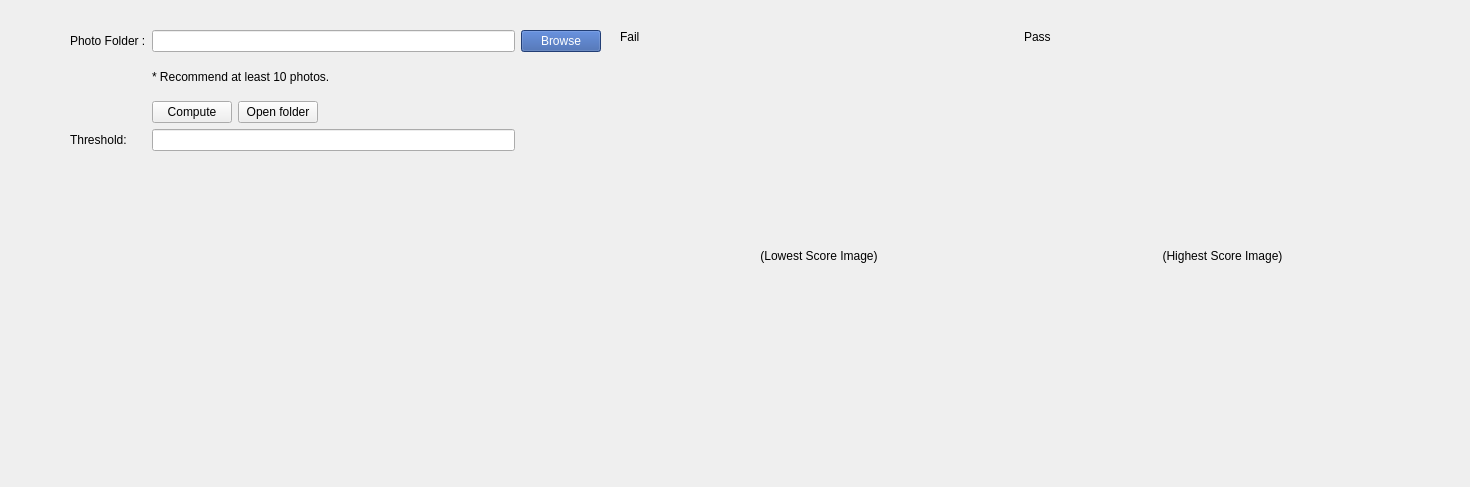
Before: the Qt Designer form MTK/AF/Analysis/FocusFilter_Laplacian/UI.ui in YuTing-Fang1999/FIH-tool, drawn with Qt 5.
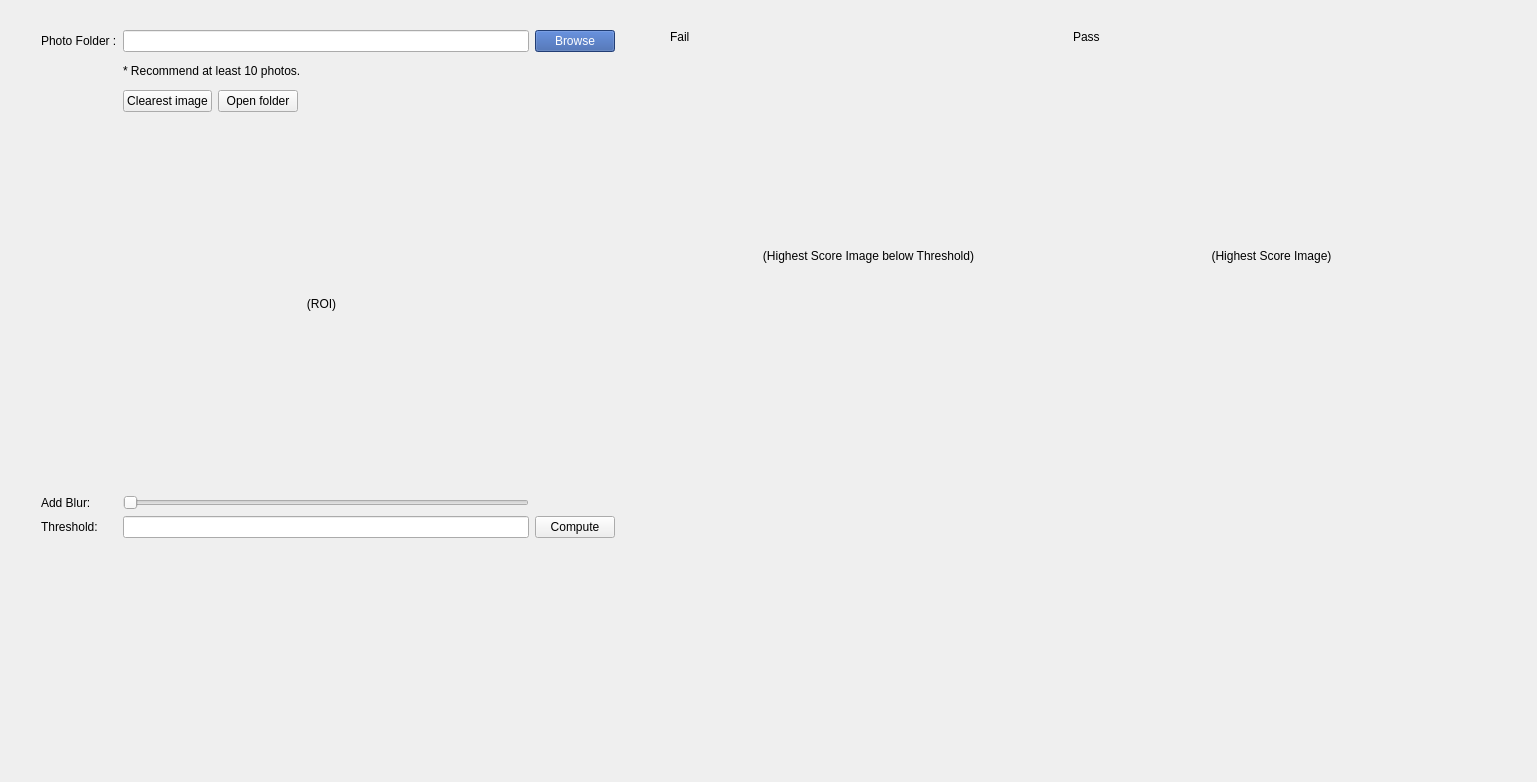
After: the same form once the commit is applied.

What changed in the file:
```diff
--- a/MTK/AF/Analysis/FocusFilter_Laplacian/UI.ui
+++ b/MTK/AF/Analysis/FocusFilter_Laplacian/UI.ui
@@ -6,8 +6,8 @@
    <rect>
     <x>0</x>
     <y>0</y>
-    <width>1470</width>
-    <height>487</height>
+    <width>1537</width>
+    <height>782</height>
    </rect>
   </property>
   <property name="windowTitle">
@@ -16,17 +16,39 @@
   <widget class="QWidget" name="gridLayoutWidget">
    <property name="geometry">
     <rect>
-     <x>70</x>
+     <x>41</x>
      <y>30</y>
-     <width>531</width>
-     <height>121</height>
+     <width>574</width>
+     <height>508</height>
     </rect>
    </property>
    <layout class="QGridLayout" name="gridLayout_2">
-    <item row="1" column="1">
-     <widget class="QLabel" name="label_Hint">
+    <item row="5" column="2">
+     <widget class="QPushButton" name="btn_Compute">
       <property name="text">
-       <string>* Recommend at least 10 photos.</string>
+       <string>Compute</string>
+      </property>
+     </widget>
+    </item>
+    <item row="3" column="1">
+     <widget class="QLabel" name="label_Clearest">
+      <property name="minimumSize">
+       <size>
+        <width>397</width>
+        <height>371</height>
+       </size>
+      </property>
+      <property name="maximumSize">
+       <size>
+        <width>397</width>
+        <height>371</height>
+       </size>
+      </property>
+      <property name="text">
+       <string>(ROI)</string>
+      </property>
+      <property name="alignment">
+       <set>Qt::AlignCenter</set>
       </property>
      </widget>
     </item>
@@ -41,12 +63,26 @@
       </property>
      </widget>
     </item>
+    <item row="1" column="1">
+     <widget class="QLabel" name="label_Hint">
+      <property name="text">
+       <string>* Recommend at least 10 photos.</string>
+      </property>
+     </widget>
+    </item>
+    <item row="0" column="0">
+     <widget class="QLabel" name="label_PhotoFolder">
+      <property name="text">
+       <string>Photo Folder :</string>
+      </property>
+     </widget>
+    </item>
     <item row="2" column="1">
      <layout class="QHBoxLayout" name="horizontalLayout_2">
       <item>
-       <widget class="QPushButton" name="btn_Compute">
+       <widget class="QPushButton" name="btn_Clearest">
         <property name="text">
-         <string>Compute</string>
+         <string>Clearest image</string>
         </property>
        </widget>
       </item>
@@ -72,34 +108,41 @@
       </item>
      </layout>
     </item>
-    <item row="0" column="0">
-     <widget class="QLabel" name="label_PhotoFolder">
-      <property name="text">
-       <string>Photo Folder :</string>
-      </property>
-     </widget>
-    </item>
     <item row="0" column="1">
      <widget class="QLineEdit" name="lineEdit_FolderPath"/>
     </item>
-    <item row="3" column="0">
+    <item row="5" column="0">
      <widget class="QLabel" name="label_Threshold">
       <property name="text">
        <string>Threshold:</string>
       </property>
      </widget>
     </item>
-    <item row="3" column="1">
+    <item row="5" column="1">
      <widget class="QLineEdit" name="lineEdit_Threshold"/>
     </item>
+    <item row="4" column="1">
+     <widget class="QSlider" name="slider">
+      <property name="orientation">
+       <enum>Qt::Horizontal</enum>
+      </property>
+     </widget>
+    </item>
+    <item row="4" column="0">
+     <widget class="QLabel" name="label_AdBlur">
+      <property name="text">
+       <string>Add Blur:</string>
+      </property>
+     </widget>
+    </item>
    </layout>
   </widget>
   <widget class="QWidget" name="gridLayoutWidget_2">
    <property name="geometry">
     <rect>
-     <x>620</x>
+     <x>670</x>
      <y>30</y>
-     <width>801</width>
+     <width>802</width>
      <height>411</height>
     </rect>
    </property>
@@ -113,6 +156,18 @@
     </item>
     <item row="2" column="1">
      <widget class="QLabel" name="img_Pass">
+      <property name="minimumSize">
+       <size>
+        <width>397</width>
+        <height>371</height>
+       </size>
+      </property>
+      <property name="maximumSize">
+       <size>
+        <width>397</width>
+        <height>371</height>
+       </size>
+      </property>
       <property name="text">
        <string>(Highest Score Image)</string>
       </property>
@@ -130,8 +185,20 @@
     </item>
     <item row="2" column="0">
      <widget class="QLabel" name="img_Fail">
+      <property name="minimumSize">
+       <size>
+        <width>397</width>
+        <height>371</height>
+       </size>
+      </property>
+      <property name="maximumSize">
+       <size>
+        <width>397</width>
+        <height>371</height>
+       </size>
+      </property>
       <property name="text">
-       <string>(Lowest Score Image)</string>
+       <string>(Highest Score Image below Threshold)</string>
       </property>
       <property name="alignment">
        <set>Qt::AlignCenter</set>
```
